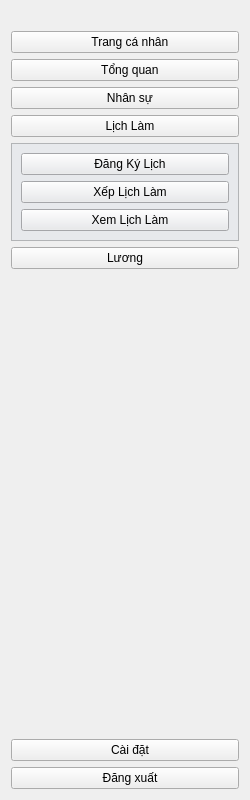
Above: src/view/sidebar_widget.ui from vttaan/OOP---Management-Application-Project before the change. Below: the same form after it.
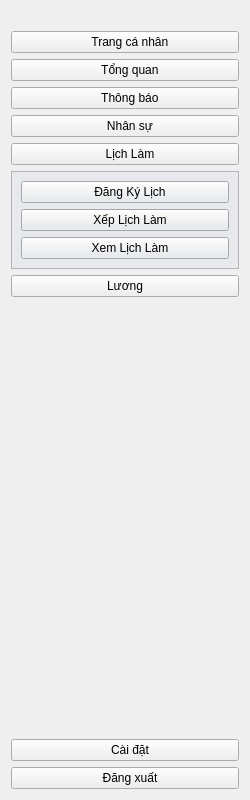
That is the form after the change.

Commit message: feat: add notification fearture - ui - model - db - control

```diff
--- a/src/view/sidebar_widget.ui
+++ b/src/view/sidebar_widget.ui
@@ -32,6 +32,13 @@
      </property>
     </widget>
    </item>
+   <item>
+    <widget class="QPushButton" name="btnMenu_Notification">
+     <property name="text">
+      <string>   Thông báo</string>
+     </property>
+    </widget>
+   </item>
    <item>
     <widget class="QPushButton" name="btnMenu_HR">
      <property name="text">
```
The commit also changes 30 other files.
